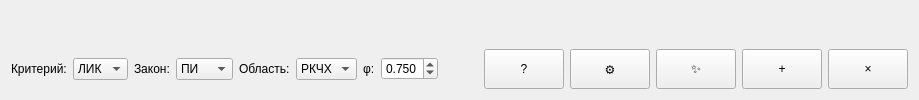
Above: ui/tabs/synthesis-tab.ui from VadmanBat/Irbis before the change. Below: the same form after it.
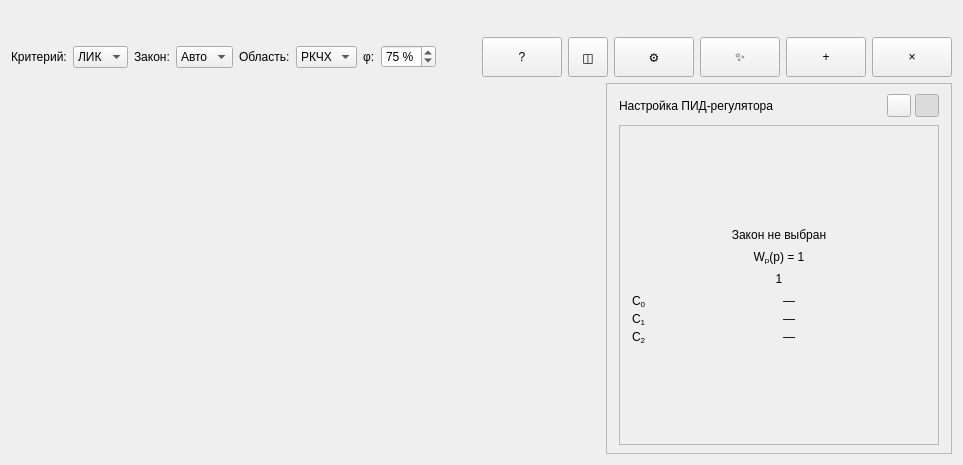
That is the form after the change. Custom widgets are drawn as their Qt base class.

Commit message: Значительная проработка синтеза регулятора

The edit to the form file:
```diff
--- a/ui/tabs/synthesis-tab.ui
+++ b/ui/tabs/synthesis-tab.ui
@@ -2,20 +2,60 @@
 <ui version="4.0">
  <class>SynthesisTab</class>
  <widget class="QWidget" name="SynthesisTab">
-  <layout class="QVBoxLayout" name="verticalLayout">
+  <layout class="QVBoxLayout" name="verticalLayout" stretch="0,0,1">
    <item>
-    <layout class="QHBoxLayout" name="topLayout">
+    <layout class="QHBoxLayout" name="topLayout" stretch="0,1,0">
      <item>
-      <widget class="QWidget" name="formHost" native="true"/>
+      <widget class="QWidget" name="formHost" native="true">
+       <layout class="QVBoxLayout" name="formHostLayout">
+        <property name="leftMargin">
+         <number>0</number>
+        </property>
+        <property name="topMargin">
+         <number>0</number>
+        </property>
+        <property name="rightMargin">
+         <number>0</number>
+        </property>
+        <property name="bottomMargin">
+         <number>0</number>
+        </property>
+       </layout>
+      </widget>
      </item>
      <item>
-      <widget class="QWidget" name="metricsHost" native="true"/>
+      <spacer name="topSpacer">
+       <property name="orientation">
+        <enum>Qt::Horizontal</enum>
+       </property>
+       <property name="sizeHint" stdset="0">
+        <size>
+         <width>40</width>
+         <height>20</height>
+        </size>
+       </property>
+      </spacer>
+     </item>
+     <item>
+      <widget class="QWidget" name="metricsHost" native="true">
+       <layout class="QVBoxLayout" name="metricsHostLayout">
+        <property name="leftMargin">
+         <number>0</number>
+        </property>
+        <property name="topMargin">
+         <number>0</number>
+        </property>
+        <property name="rightMargin">
+         <number>0</number>
+        </property>
+        <property name="bottomMargin">
+         <number>0</number>
+        </property>
+       </layout>
+      </widget>
      </item>
     </layout>
    </item>
-   <item>
-    <layout class="QVBoxLayout" name="paramsLayout"/>
-   </item>
    <item>
     <layout class="QHBoxLayout" name="buttonLayout">
      <item>
@@ -71,6 +111,9 @@
        <property name="minimumWidth">
         <number>90</number>
        </property>
+       <property name="currentIndex">
+        <number>2</number>
+       </property>
        <item>
         <property name="text">
          <string>ПИ</string>
@@ -124,32 +167,32 @@
         <string>φ:</string>
        </property>
        <property name="toolTip">
-        <string>Показатель колебательности φ ∈ (0, 1)</string>
+        <string>Показатель колебательности φ, 1–99 %. Стрелки — шаг 5 % (99 → 95); вручную — любое целое.</string>
        </property>
       </widget>
      </item>
      <item>
-      <widget class="QDoubleSpinBox" name="phiSpin">
+      <widget class="PercentSpinBox" name="phiSpin">
        <property name="objectName">
         <string notr="true">phiSpin</string>
        </property>
        <property name="toolTip">
-        <string>Показатель колебательности φ</string>
+        <string>Показатель колебательности φ, 1–99 %. Стрелки — шаг 5 % (99 → 95); вручную — любое целое.</string>
        </property>
-       <property name="decimals">
-        <number>3</number>
+       <property name="suffix">
+        <string> %</string>
        </property>
        <property name="minimum">
-        <double>0.010000000000000</double>
+        <number>1</number>
        </property>
        <property name="maximum">
-        <double>0.990000000000000</double>
+        <number>99</number>
        </property>
        <property name="singleStep">
-        <double>0.050000000000000</double>
+        <number>5</number>
        </property>
        <property name="value">
-        <double>0.750000000000000</double>
+        <number>75</number>
        </property>
        <property name="minimumWidth">
         <number>90</number>
@@ -188,6 +231,31 @@
        </property>
       </widget>
      </item>
+     <item>
+      <widget class="QToolButton" name="chartsButton">
+       <property name="toolTip">
+        <string>Отображаемые графики</string>
+       </property>
+       <property name="text">
+        <string>◫</string>
+       </property>
+       <property name="popupMode">
+        <enum>QToolButton::InstantPopup</enum>
+       </property>
+       <property name="minimumSize">
+        <size>
+         <width>40</width>
+         <height>40</height>
+        </size>
+       </property>
+       <property name="maximumSize">
+        <size>
+         <width>40</width>
+         <height>40</height>
+        </size>
+       </property>
+      </widget>
+     </item>
      <item>
       <widget class="QPushButton" name="settingsButton">
        <property name="objectName">
@@ -267,10 +335,425 @@
     </layout>
    </item>
    <item>
-    <layout class="QHBoxLayout" name="chartsLayout"/>
+    <layout class="QHBoxLayout" name="chartsLayout" stretch="1,0">
+     <property name="spacing">
+      <number>10</number>
+     </property>
+     <item>
+      <widget class="ResponseChartBank" name="charts">
+       <property name="sizePolicy">
+        <sizepolicy hsizetype="Expanding" vsizetype="Expanding">
+         <horstretch>1</horstretch>
+         <verstretch>1</verstretch>
+        </sizepolicy>
+       </property>
+      </widget>
+     </item>
+     <item alignment="Qt::AlignBottom">
+      <widget class="QFrame" name="regulatorCard">
+       <property name="objectName">
+        <string notr="true">regulatorCard</string>
+       </property>
+       <property name="sizePolicy">
+        <sizepolicy hsizetype="Preferred" vsizetype="Maximum">
+         <horstretch>0</horstretch>
+         <verstretch>0</verstretch>
+        </sizepolicy>
+       </property>
+       <property name="minimumWidth">
+        <number>350</number>
+       </property>
+       <property name="maximumWidth">
+        <number>500</number>
+       </property>
+       <property name="frameShape">
+        <enum>QFrame::StyledPanel</enum>
+       </property>
+       <property name="frameShadow">
+        <enum>QFrame::Plain</enum>
+       </property>
+       <layout class="QVBoxLayout" name="regulatorCardLayout">
+        <property name="spacing">
+         <number>8</number>
+        </property>
+        <property name="leftMargin">
+         <number>12</number>
+        </property>
+        <property name="topMargin">
+         <number>10</number>
+        </property>
+        <property name="rightMargin">
+         <number>12</number>
+        </property>
+        <property name="bottomMargin">
+         <number>8</number>
+        </property>
+        <item>
+         <spacer name="regulatorCardTopSpacer">
+          <property name="orientation">
+           <enum>Qt::Vertical</enum>
+          </property>
+          <property name="sizeHint" stdset="0">
+           <size>
+            <width>0</width>
+            <height>0</height>
+           </size>
+          </property>
+         </spacer>
+        </item>
+        <item>
+         <layout class="QHBoxLayout" name="regulatorCardHeader">
+          <property name="spacing">
+           <number>4</number>
+          </property>
+          <item>
+           <widget class="QLabel" name="regulatorCardTitle">
+            <property name="text">
+             <string>Настройка ПИД-регулятора</string>
+            </property>
+           </widget>
+          </item>
+          <item>
+           <spacer name="regulatorCardHeaderSpacer">
+            <property name="orientation">
+             <enum>Qt::Horizontal</enum>
+            </property>
+            <property name="sizeHint" stdset="0">
+             <size>
+              <width>8</width>
+              <height>20</height>
+             </size>
+            </property>
+           </spacer>
+          </item>
+          <item>
+           <widget class="QToolButton" name="viewPlaneButton">
+            <property name="text">
+             <string/>
+            </property>
+            <property name="checkable">
+             <bool>true</bool>
+            </property>
+            <property name="autoRaise">
+             <bool>false</bool>
+            </property>
+            <property name="toolTip">
+             <string>Плоскость допустимых настроек (ПИ)</string>
+            </property>
+           </widget>
+          </item>
+          <item>
+           <widget class="QToolButton" name="viewFaceButton">
+            <property name="text">
+             <string/>
+            </property>
+            <property name="checkable">
+             <bool>true</bool>
+            </property>
+            <property name="checked">
+             <bool>true</bool>
+            </property>
+            <property name="autoRaise">
+             <bool>false</bool>
+            </property>
+            <property name="toolTip">
+             <string>Формула и коэффициенты C₀, C₁, C₂</string>
+            </property>
+           </widget>
+          </item>
+         </layout>
+        </item>
+        <item>
+         <widget class="QWidget" name="c0c1Host" native="true">
+          <layout class="QHBoxLayout" name="c0c1HostLayout">
+           <property name="leftMargin">
+            <number>0</number>
+           </property>
+           <property name="topMargin">
+            <number>0</number>
+           </property>
+           <property name="rightMargin">
+            <number>0</number>
+           </property>
+           <property name="bottomMargin">
+            <number>0</number>
+           </property>
+           <item>
+            <spacer name="c0c1LeftSpacer">
+             <property name="orientation">
+              <enum>Qt::Horizontal</enum>
+             </property>
+             <property name="sizeHint" stdset="0">
+              <size>
+               <width>0</width>
+               <height>0</height>
+              </size>
+             </property>
+            </spacer>
+           </item>
+           <item>
+            <widget class="QStackedWidget" name="c0c1Stack">
+             <property name="minimumSize">
+              <size>
+               <width>320</width>
+               <height>320</height>
+              </size>
+             </property>
+             <property name="maximumSize">
+              <size>
+               <width>320</width>
+               <height>320</height>
+              </size>
+             </property>
+             <property name="currentIndex">
+              <number>1</number>
+             </property>
+             <widget class="C0C1Chart" name="c0c1Chart"/>
+             <widget class="QFrame" name="regulatorFace">
+              <property name="frameShape">
+               <enum>QFrame::StyledPanel</enum>
+              </property>
+              <property name="frameShadow">
+               <enum>QFrame::Plain</enum>
+              </property>
+              <layout class="QVBoxLayout" name="regulatorFaceLayout">
+               <property name="spacing">
+                <number>8</number>
+               </property>
+               <property name="leftMargin">
+                <number>12</number>
+               </property>
+               <property name="topMargin">
+                <number>12</number>
+               </property>
+               <property name="rightMargin">
+                <number>12</number>
+               </property>
+               <property name="bottomMargin">
+                <number>10</number>
+               </property>
+               <item>
+                <spacer name="faceTopSpacer">
+                 <property name="orientation">
+                  <enum>Qt::Vertical</enum>
+                 </property>
+                 <property name="sizeHint" stdset="0">
+                  <size>
+                   <width>0</width>
+                   <height>8</height>
+                  </size>
+                 </property>
+                </spacer>
+               </item>
+               <item>
+                <widget class="QLabel" name="faceLawLabel">
+                 <property name="text">
+                  <string>Закон не выбран</string>
+                 </property>
+                 <property name="alignment">
+                  <set>Qt::AlignCenter</set>
+                 </property>
+                </widget>
+               </item>
+               <item>
+                <widget class="QLabel" name="faceFormulaLabel">
+                 <property name="text">
+                  <string>W&lt;sub&gt;р&lt;/sub&gt;(p) = 1</string>
+                 </property>
+                 <property name="textFormat">
+                  <enum>Qt::RichText</enum>
+                 </property>
+                 <property name="alignment">
+                  <set>Qt::AlignCenter</set>
+                 </property>
+                 <property name="wordWrap">
+                  <bool>false</bool>
+                 </property>
+                </widget>
+               </item>
+               <item>
+                <widget class="QLabel" name="facePolyLabel">
+                 <property name="text">
+                  <string>1</string>
+                 </property>
+                 <property name="textFormat">
+                  <enum>Qt::RichText</enum>
+                 </property>
+                 <property name="alignment">
+                  <set>Qt::AlignCenter</set>
+                 </property>
+                 <property name="wordWrap">
+                  <bool>false</bool>
+                 </property>
+                </widget>
+               </item>
+               <item>
+                <layout class="QGridLayout" name="faceCoeffGrid">
+                 <property name="horizontalSpacing">
+                  <number>8</number>
+                 </property>
+                 <property name="verticalSpacing">
+                  <number>4</number>
+                 </property>
+                 <item row="0" column="0">
+                  <widget class="QLabel" name="faceC0Name">
+                   <property name="toolTip">
+                    <string>C₀ = Kp / Tu</string>
+                   </property>
+                   <property name="text">
+                    <string>C&lt;sub&gt;0&lt;/sub&gt;</string>
+                   </property>
+                   <property name="textFormat">
+                    <enum>Qt::RichText</enum>
+                   </property>
+                   <property name="alignment">
+                    <set>Qt::AlignLeft|Qt::AlignVCenter</set>
+                   </property>
+                  </widget>
+                 </item>
+                 <item row="0" column="1">
+                  <widget class="QLabel" name="faceC0Value">
+                   <property name="text">
+                    <string>—</string>
+                   </property>
+                   <property name="alignment">
+                    <set>Qt::AlignLeft|Qt::AlignVCenter</set>
+                   </property>
+                  </widget>
+                 </item>
+                 <item row="1" column="0">
+                  <widget class="QLabel" name="faceC1Name">
+                   <property name="toolTip">
+                    <string>C₁ = Kp</string>
+                   </property>
+                   <property name="text">
+                    <string>C&lt;sub&gt;1&lt;/sub&gt;</string>
+                   </property>
+                   <property name="textFormat">
+                    <enum>Qt::RichText</enum>
+                   </property>
+                   <property name="alignment">
+                    <set>Qt::AlignLeft|Qt::AlignVCenter</set>
+                   </property>
+                  </widget>
+                 </item>
+                 <item row="1" column="1">
+                  <widget class="QLabel" name="faceC1Value">
+                   <property name="text">
+                    <string>—</string>
+                   </property>
+                   <property name="alignment">
+                    <set>Qt::AlignLeft|Qt::AlignVCenter</set>
+                   </property>
+                  </widget>
+                 </item>
+                 <item row="2" column="0">
+                  <widget class="QLabel" name="faceC2Name">
+                   <property name="toolTip">
+                    <string>C₂ = Kp · Td</string>
+                   </property>
+                   <property name="text">
+                    <string>C&lt;sub&gt;2&lt;/sub&gt;</string>
+                   </property>
+                   <property name="textFormat">
+                    <enum>Qt::RichText</enum>
+                   </property>
+                   <property name="alignment">
+                    <set>Qt::AlignLeft|Qt::AlignVCenter</set>
+                   </property>
+                  </widget>
+                 </item>
+                 <item row="2" column="1">
+                  <widget class="QLabel" name="faceC2Value">
+                   <property name="text">
+                    <string>—</string>
+                   </property>
+                   <property name="alignment">
+                    <set>Qt::AlignLeft|Qt::AlignVCenter</set>
+                   </property>
+                  </widget>
+                 </item>
+                </layout>
+               </item>
+               <item>
+                <spacer name="faceMidSpacer">
+                 <property name="orientation">
+                  <enum>Qt::Vertical</enum>
+                 </property>
+                 <property name="sizeHint" stdset="0">
+                  <size>
+                   <width>0</width>
+                   <height>8</height>
+                  </size>
+                 </property>
+                </spacer>
+               </item>
+              </layout>
+             </widget>
+            </widget>
+           </item>
+           <item>
+            <spacer name="c0c1RightSpacer">
+             <property name="orientation">
+              <enum>Qt::Horizontal</enum>
+             </property>
+             <property name="sizeHint" stdset="0">
+              <size>
+               <width>0</width>
+               <height>0</height>
+              </size>
+             </property>
+            </spacer>
+           </item>
+          </layout>
+         </widget>
+        </item>
+        <item>
+         <layout class="QVBoxLayout" name="paramsLayout">
+          <property name="spacing">
+           <number>0</number>
+          </property>
+          <property name="leftMargin">
+           <number>0</number>
+          </property>
+          <property name="topMargin">
+           <number>0</number>
+          </property>
+          <property name="rightMargin">
+           <number>0</number>
+          </property>
+          <property name="bottomMargin">
+           <number>0</number>
+          </property>
+          <property name="sizeConstraint">
+           <enum>QLayout::SetMinimumSize</enum>
+          </property>
+         </layout>
+        </item>
+       </layout>
+      </widget>
+     </item>
+    </layout>
    </item>
   </layout>
  </widget>
+ <customwidgets>
+  <customwidget>
+   <class>PercentSpinBox</class>
+   <extends>QSpinBox</extends>
+   <header>code/widgets/percent-spin-box.h</header>
+  </customwidget>
+  <customwidget>
+   <class>ResponseChartBank</class>
+   <extends>QWidget</extends>
+   <header>code/charts/response-chart-bank.h</header>
+  </customwidget>
+  <customwidget>
+   <class>C0C1Chart</class>
+   <extends>QWidget</extends>
+   <header>code/charts/c0-c1-chart.h</header>
+  </customwidget>
+ </customwidgets>
  <resources/>
  <connections/>
 </ui>
```
The commit also changes 47 other files.
